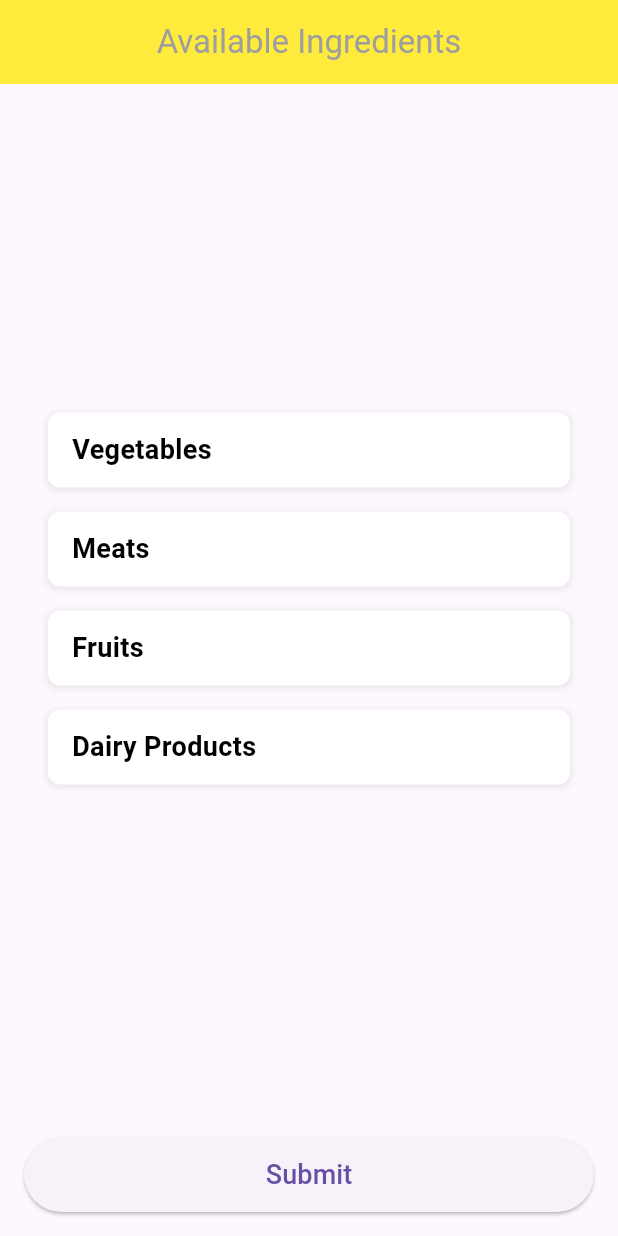
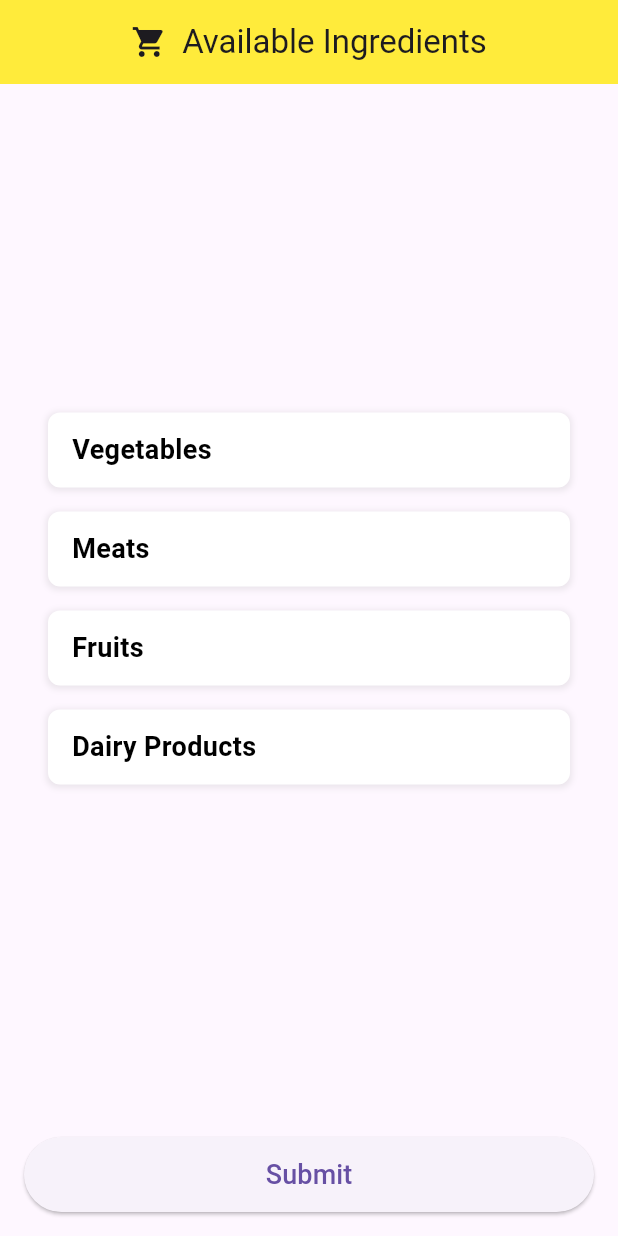
Before and after one commit to AbdhalRiyas/SriCuisine, a Flutter app: the AvailableIngredientsScreen screen opened directly, on a phone screen of 412 x 824 dp. Run offline on Flutter 3.47's test engine with Material 3 defaults, Android fonts, the phone set to English and light mode, and no system bars; our stand-ins replace google_nav_bar.

Commit message:
Added ingredientsPages

```diff
--- a/lib/Pages.dart/DairyProductsIngredientsScreen.dart
+++ b/lib/Pages.dart/DairyProductsIngredientsScreen.dart
@@ -46,7 +46,7 @@ class _DairyProductsIngredientsScreenState
         backgroundColor: const Color(0xFFFFEB3B), // Light gray background
         title: const Text(
           'Dairy Products',
-          style: TextStyle(color: Colors.grey),
+          style: TextStyle(color: Colors.black),
         ),
         centerTitle: true,
         leading: IconButton(
--- a/lib/Pages.dart/FruitIngredientsScreen.dart
+++ b/lib/Pages.dart/FruitIngredientsScreen.dart
@@ -63,7 +63,7 @@ class _FruitIngredientsScreenState extends State<FruitIngredientsScreen> {
         backgroundColor: const Color(0xFFFFEB3B),
         title: const Text(
           'Fruits',
-          style: TextStyle(color: Colors.grey),
+          style: TextStyle(color: Colors.black),
         ),
         centerTitle: true,
         leading: IconButton(
--- a/lib/Pages.dart/MeatIngredientsScreen.dart
+++ b/lib/Pages.dart/MeatIngredientsScreen.dart
@@ -38,7 +38,7 @@ class _MeatIngredientsScreenState extends State<MeatIngredientsScreen> {
         backgroundColor: const Color(0xFFFFEB3B),
         title: const Text(
           'Meats',
-          style: TextStyle(color: Colors.grey),
+          style: TextStyle(color: Colors.black),
         ),
         centerTitle: true,
         leading: IconButton(
--- a/lib/Pages.dart/VegetableIngredientsScreen.dart
+++ b/lib/Pages.dart/VegetableIngredientsScreen.dart
@@ -42,7 +42,7 @@ class _VegetableIngredientsScreenState
         backgroundColor: const Color(0xFFFFEB3B),
         title: const Text(
           'Vegetables',
-          style: TextStyle(color: Colors.grey),
+          style: TextStyle(color: Colors.black),
         ),
         centerTitle: true,
         leading: IconButton(
--- a/lib/Pages.dart/available_ingredients_screen.dart
+++ b/lib/Pages.dart/available_ingredients_screen.dart
@@ -27,18 +27,14 @@ class _AvailableIngredientsScreenState
   Widget build(BuildContext context) {
     return Scaffold(
       appBar: AppBar(
-        backgroundColor: const Color(0xFFFFEB3B),
-        title: const Text(
-          'Available Ingredients',
-          style: TextStyle(color: Colors.grey),
-        ),
-        centerTitle: true,
-        // leading: IconButton(
-        //   icon: const Icon(Icons.arrow_back),
-        //   onPressed: () {
-        //     Navigator.pop(context);
-        //   },
-        // ),
+        backgroundColor: Colors.yellow,
+        title: const Row(
+            mainAxisAlignment: MainAxisAlignment.center,
+            children: [
+              Icon(Icons.shopping_cart),
+              SizedBox(width: 10),
+              Text('Available Ingredients')
+            ]),
       ),
       body: Center(
         child: Padding(
```
Also changed, not shown: lib/main.dart (+19 -11 lines).
